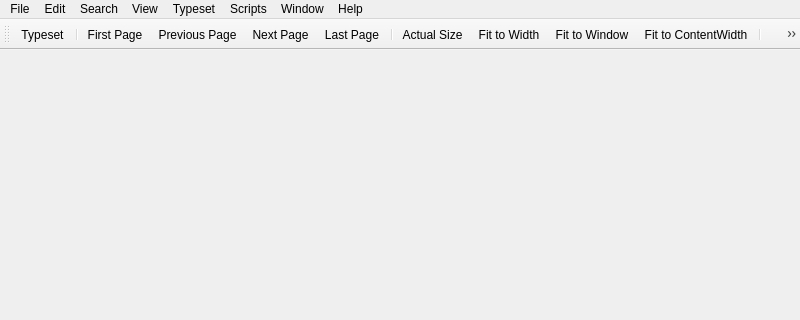
Qt form src/PDFDocument.ui (TeXworks/texworks) before a commit; both pictures show x 0 to 800 and y 0 to 320 of the 800 by 600 pixel window.
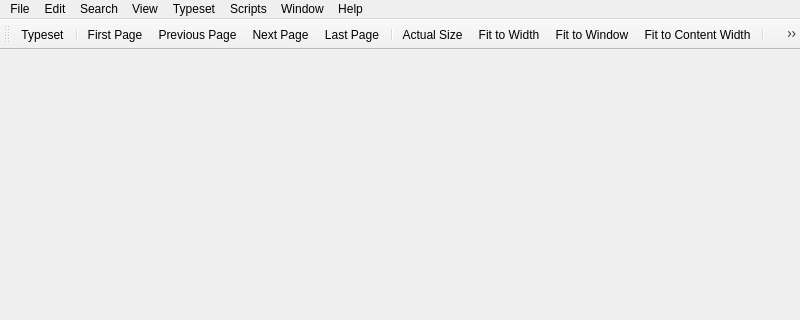
The same form after that commit. Icons and pictures are not drawn.

Diff of the .ui file:
```diff
--- a/src/PDFDocument.ui
+++ b/src/PDFDocument.ui
@@ -768,7 +768,7 @@
      <normaloff>:/QtPDF/icons/zoom-fitcontentwidth.png</normaloff>:/QtPDF/icons/zoom-fitcontentwidth.png</iconset>
    </property>
    <property name="text">
-    <string>Fit to ContentWidth</string>
+    <string>Fit to Content Width</string>
    </property>
    <property name="toolTip">
     <string>Fit to Content Width</string>
```
Left out of the diff: 2 changed lines with no effect on the pictures.
